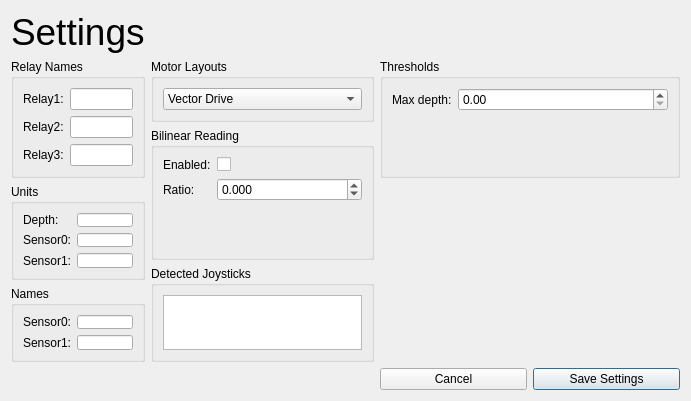
The window that Monterey/rovsettings.ui (rovsuite/monterey) describes before a commit, drawn with Qt 5.
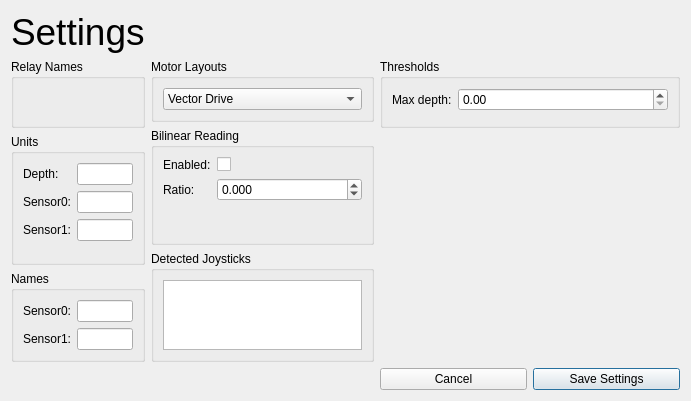
The same window after the commit. Custom widgets are drawn as their Qt base class.

Commit message:
Refactored the relay code to support adding more relays easily.
Also, changed how the keyboard shortcuts are handled to make them easier to extend later.

The relay UI elements are loaded dynamically based on the ROV's list of relays.

Patch:
```diff
--- a/Monterey/rovsettings.ui
+++ b/Monterey/rovsettings.ui
@@ -49,41 +49,6 @@
      <property name="title">
       <string>Relay Names</string>
      </property>
-     <layout class="QFormLayout" name="formLayout">
-      <property name="fieldGrowthPolicy">
-       <enum>QFormLayout::AllNonFixedFieldsGrow</enum>
-      </property>
-      <item row="0" column="0">
-       <widget class="QLabel" name="label">
-        <property name="text">
-         <string>Relay1:</string>
-        </property>
-       </widget>
-      </item>
-      <item row="0" column="1">
-       <widget class="QLineEdit" name="leNameRelay0"/>
-      </item>
-      <item row="1" column="0">
-       <widget class="QLabel" name="label_3">
-        <property name="text">
-         <string>Relay2:</string>
-        </property>
-       </widget>
-      </item>
-      <item row="1" column="1">
-       <widget class="QLineEdit" name="leNameRelay1"/>
-      </item>
-      <item row="2" column="0">
-       <widget class="QLabel" name="label_4">
-        <property name="text">
-         <string>Relay3:</string>
-        </property>
-       </widget>
-      </item>
-      <item row="2" column="1">
-       <widget class="QLineEdit" name="leNameRelay2"/>
-      </item>
-     </layout>
     </widget>
    </item>
    <item row="1" column="1">
```
Left out of the diff: 2 changed lines with no effect on the pictures. The commit also changes 12 other files.
